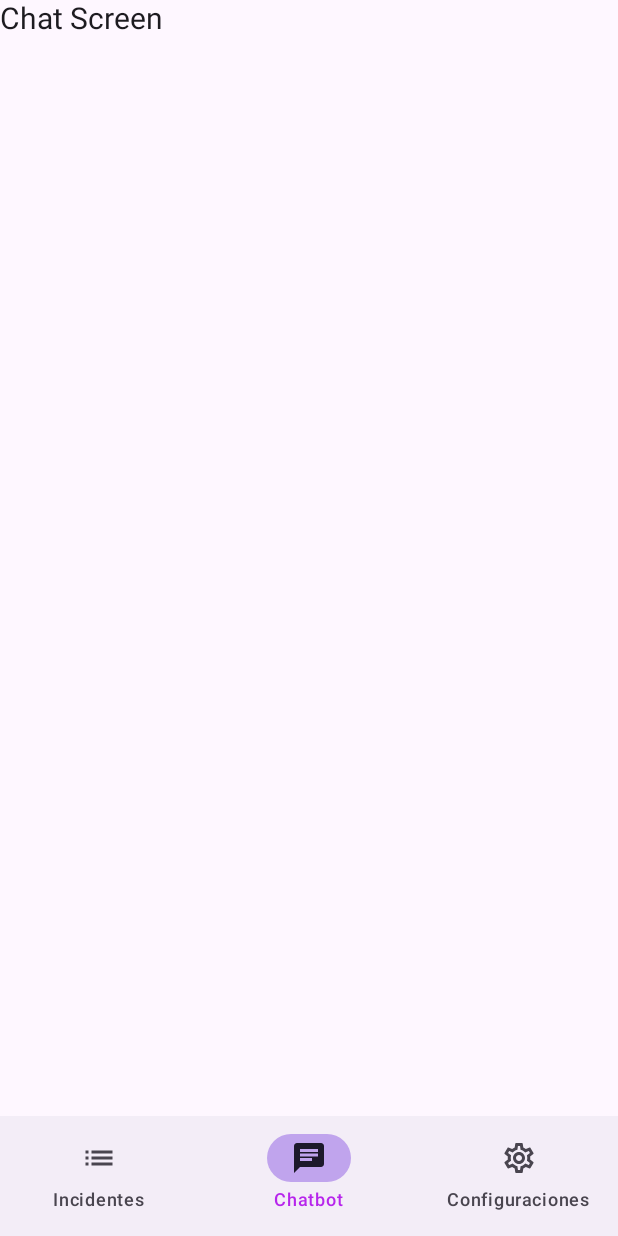
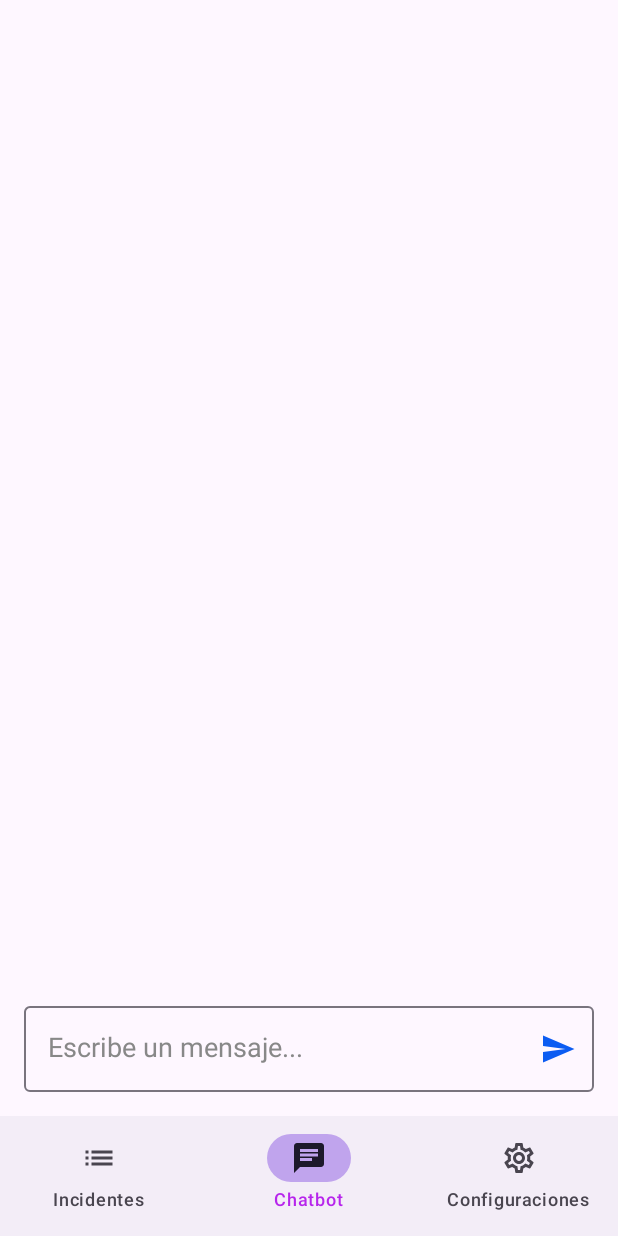
Before and after one commit to MISW-Basinglo/abcall-mobile, an Android app built with Jetpack Compose: the chat screen opened through its navigation route, on a phone screen of 412 x 824 dp. Run offline under Robolectric (Android 15) with nearby library versions, the phone set to English and light mode, and no system bars.

Commit message:
feat(Chat): Implement chat screen

```diff
--- a/app/src/main/java/co/uniandes/abcall/MainActivity.kt
+++ b/app/src/main/java/co/uniandes/abcall/MainActivity.kt
@@ -9,7 +9,7 @@ import co.uniandes.abcall.ui.theme.ABCallTheme
 
 class MainActivity : ComponentActivity() {
 
-    private var isAuthenticated = false
+    private var isAuthenticated = true
 
     override fun onCreate(savedInstanceState: Bundle?) {
         super.onCreate(savedInstanceState)
--- /dev/null
+++ b/app/src/main/java/co/uniandes/abcall/data/models/Message.kt
@@ -0,0 +1,3 @@
+package co.uniandes.abcall.data.models
+
+data class Message(val text: String, val isUser: Boolean)
--- a/app/src/main/java/co/uniandes/abcall/ui/navigation/TopBar.kt
+++ b/app/src/main/java/co/uniandes/abcall/ui/navigation/TopBar.kt
@@ -14,7 +14,7 @@ import androidx.compose.ui.graphics.Color
 
 @OptIn(ExperimentalMaterial3Api::class)
 @Composable
-fun TopBar(title: String, navigationAction: () -> Unit = {}) {
+fun TopBar(title: String, navigationAction: () -> Unit = {}, actionContentDescription: String? = null) {
     TopAppBar(
         title = {
             Text(
@@ -26,7 +26,7 @@ fun TopBar(title: String, navigationAction: () -> Unit = {}) {
             IconButton(onClick = {navigationAction() }) {
                 Icon(
                     imageVector = Icons.Default.ArrowBack,
-                    contentDescription = "Back",
+                    contentDescription = actionContentDescription,
                     tint = Color.White
                 )
             }
--- a/app/src/main/java/co/uniandes/abcall/ui/screens/chat/ChatScreen.kt
+++ b/app/src/main/java/co/uniandes/abcall/ui/screens/chat/ChatScreen.kt
@@ -1,17 +1,54 @@
 package co.uniandes.abcall.ui.screens.chat
 
+import android.widget.Space
+import androidx.compose.foundation.layout.Arrangement
 import androidx.compose.foundation.layout.Box
+import androidx.compose.foundation.layout.Column
+import androidx.compose.foundation.layout.Row
+import androidx.compose.foundation.layout.Spacer
 import androidx.compose.foundation.layout.fillMaxSize
+import androidx.compose.foundation.layout.fillMaxWidth
+import androidx.compose.foundation.layout.height
 import androidx.compose.foundation.layout.padding
+import androidx.compose.foundation.lazy.LazyColumn
+import androidx.compose.foundation.lazy.items
+import androidx.compose.foundation.lazy.rememberLazyListState
+import androidx.compose.foundation.text.KeyboardOptions
+import androidx.compose.material.icons.Icons
+import androidx.compose.material.icons.filled.Send
+import androidx.compose.material3.Icon
+import androidx.compose.material3.IconButton
+import androidx.compose.material3.MaterialTheme
+import androidx.compose.material3.OutlinedTextField
 import androidx.compose.material3.Scaffold
 import androidx.compose.material3.Text
 import androidx.compose.runtime.Composable
+import androidx.compose.runtime.mutableStateListOf
+import androidx.compose.runtime.mutableStateOf
+import androidx.compose.runtime.remember
+import androidx.compose.runtime.getValue
+import androidx.compose.runtime.rememberCoroutineScope
+import androidx.compose.runtime.setValue
 import androidx.compose.ui.Modifier
+import androidx.compose.ui.graphics.Color
+import androidx.compose.ui.res.stringResource
+import androidx.compose.ui.text.input.ImeAction
+import androidx.compose.ui.text.input.KeyboardType
+import androidx.compose.ui.unit.dp
 import androidx.navigation.NavController
+import co.uniandes.abcall.R
+import co.uniandes.abcall.data.models.Message
 import co.uniandes.abcall.ui.navigation.BottomBar
+import kotlinx.coroutines.delay
+import kotlinx.coroutines.launch
 
 @Composable
 fun ChatScreen(navController: NavController) {
+    var messageText by remember { mutableStateOf("") }
+    val messages = remember { mutableStateListOf<Message>() }
+    val coroutineScope = rememberCoroutineScope()
+    val listState = rememberLazyListState()
+
     Scaffold(
         bottomBar = {
             BottomBar(navController)
@@ -22,8 +59,107 @@ fun ChatScreen(navController: NavController) {
                 .fillMaxSize()
                 .padding(innerPadding)
         ) {
-            Text(text = "Chat Screen")
+            Column(
+                modifier = Modifier
+                    .fillMaxSize()
+                    .padding(16.dp)
+            ) {
+                LazyColumn(
+                    state = listState,
+                    modifier = Modifier
+                        .weight(1f)
+                        .fillMaxWidth(),
+                    verticalArrangement = Arrangement.Bottom,
+                    reverseLayout = true
+                ) {
+                    items(messages) { message ->
+                        MessageBubble(message = message)
+                    }
+                }
 
+                ChatInput(
+                    messageText = messageText,
+                    onMessageChange = { messageText = it },
+                    onSendMessage = {
+                        if (messageText.isNotBlank()) {
+                            messages.add(0, Message(text = messageText, isUser = true))
+                            messageText = ""
+                            coroutineScope.launch {
+                                delay(1000)
+                                messages.add(
+                                    0,
+                                    Message(
+                                        text = "Respuesta automática: ${messages.size}",
+                                        isUser = false
+                                    )
+                                )
+                            }
+                        }
+                    }
+                )
+            }
         }
     }
 }
+
+@Composable
+fun ChatInput(
+    messageText: String,
+    onMessageChange: (String) -> Unit,
+    onSendMessage: () -> Unit
+) {
+    OutlinedTextField(
+        value = messageText,
+        onValueChange = onMessageChange,
+        modifier = Modifier.fillMaxWidth(),
+        placeholder = { Text(
+            text = stringResource(id = R.string.chat_input),
+            style = MaterialTheme.typography.bodyMedium,
+            color = Color.Gray
+        ) },
+        trailingIcon = {
+            IconButton(
+                onClick = {
+                    if (messageText.isNotBlank()) {
+                        onSendMessage()
+                    }
+                }
+            ) {
+                Icon(
+                    imageVector = Icons.Filled.Send,
+                    contentDescription = stringResource(id = R.string.chat_send_content_description),
+                    tint = MaterialTheme.colorScheme.primary
+                )
+            }
+        },
+        keyboardOptions = KeyboardOptions(
+            imeAction = ImeAction.None,
+            keyboardType = KeyboardType.Text
+        ),
+        maxLines = 5
+    )
+}
+
+@Composable
+fun MessageBubble(message: Message) {
+    Row(
+        modifier = Modifier
+            .fillMaxWidth()
+            .padding(4.dp),
+        horizontalArrangement = if (message.isUser) Arrangement.End else Arrangement.Start
+    ) {
+        Column(
+            modifier = Modifier.padding(8.dp)
+        ) {
+            Text(
+                text = stringResource(id = if(message.isUser) R.string.chat_user else R.string.chat_channel),
+                style = MaterialTheme.typography.headlineSmall
+            )
+            Text(
+                text = message.text,
+                color = Color.Gray,
+                style = MaterialTheme.typography.bodyMedium
+            )
+        }
+    }
+}
--- a/app/src/main/java/co/uniandes/abcall/ui/screens/issues/IssuesScreen.kt
+++ b/app/src/main/java/co/uniandes/abcall/ui/screens/issues/IssuesScreen.kt
@@ -59,7 +59,7 @@ fun IssuesScreen(navController: NavController) {
             ) {
                 Icon(
                     imageVector = Icons.Default.Add,
-                    contentDescription = "Create Issue",
+                    contentDescription = stringResource(id = R.string.issue_create_content_description),
                     tint = Color.White
                 )
             }
--- a/app/src/main/java/co/uniandes/abcall/ui/screens/settings/SettingsScreen.kt
+++ b/app/src/main/java/co/uniandes/abcall/ui/screens/settings/SettingsScreen.kt
@@ -83,7 +83,6 @@ fun SettingsScreen(navController: NavController) {
                             style = MaterialTheme.typography.bodyMedium,
                             color = Color.Gray
                         ) },
-                        keyboardOptions = KeyboardOptions(keyboardType = KeyboardType.Email),
                         modifier = Modifier
                             .fillMaxWidth()
                             .padding(vertical = 8.dp)
@@ -119,7 +118,7 @@ fun SettingsScreen(navController: NavController) {
                             style = MaterialTheme.typography.bodyMedium,
                             color = Color.Gray
                         ) },
-                        keyboardOptions = KeyboardOptions(keyboardType = KeyboardType.Email),
+                        keyboardOptions = KeyboardOptions(keyboardType = KeyboardType.Phone),
                         modifier = Modifier
                             .fillMaxWidth()
                             .padding(vertical = 8.dp)
--- a/app/src/main/res/values/strings.xml
+++ b/app/src/main/res/values/strings.xml
@@ -16,11 +16,17 @@
 
     <string name="issues">Incidentes</string>
     <string name="create_issue">Crear incidente</string>
+    <string name="issue_back_content_description">Este botón permite volver al listado de incidente</string>
+    <string name="issue_create_content_description">Este botón permite crear un nuevo incidente</string>
     <string name="type_issue">Tipo de incidente</string>
     <string name="recommendations">Recomendaciones:</string>
     <string name="recommendations_body">Al completar el campo de descripción, asegúrate de incluir información clara y detallada sobre el incidente. Describe el problema específico que estás enfrentando, incluyendo pasos que llevaron al inconveniente, cualquier mensaje de error que hayas recibido y el impacto que tiene en tu actividad. Cuanta más información proporciones, más fácil será para nuestro equipo entender y resolver tu solicitud de manera eficiente.</string>
 
     <string name="chat">Chatbot</string>
+    <string name="chat_input">Escribe un mensaje...</string>
+    <string name="chat_send_content_description">Este botón permite enviar el contenido del chat</string>
+    <string name="chat_user">Usuario</string>
+    <string name="chat_channel">Canal de atención</string>
 
     <string name="settings">Configuraciones</string>
     <string name="profile">Perfil</string>
```
Also changed, not shown: app/src/main/java/co/uniandes/abcall/ui/screens/issues/CreateIssueScreen.kt (+3 -4 lines).
